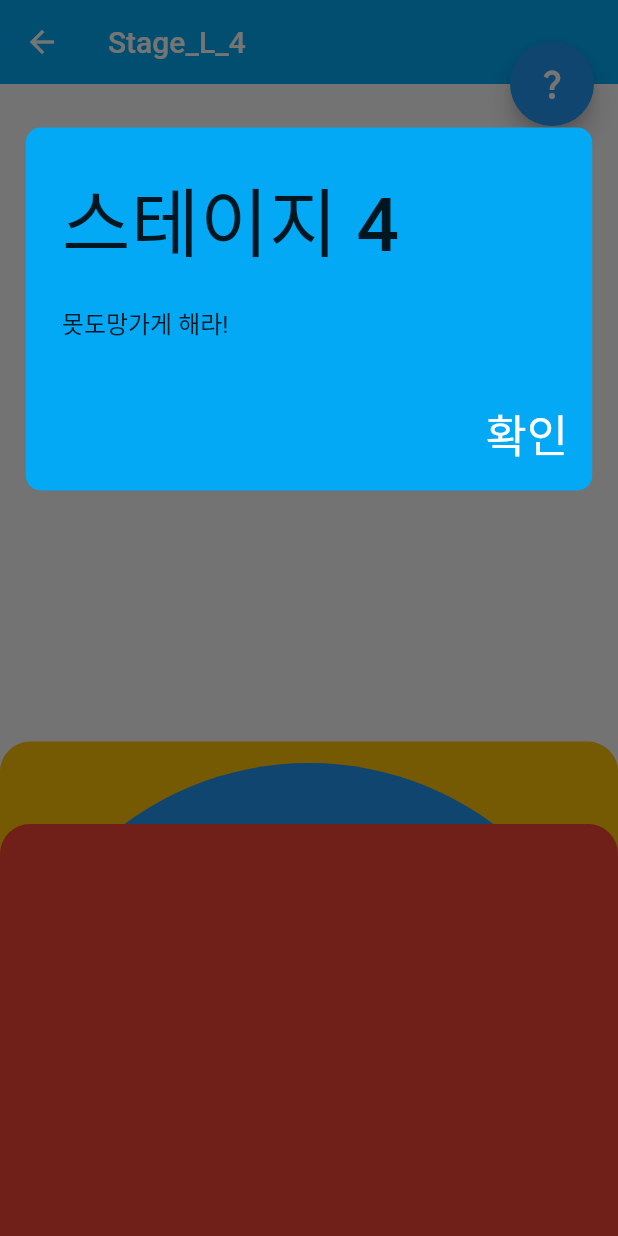
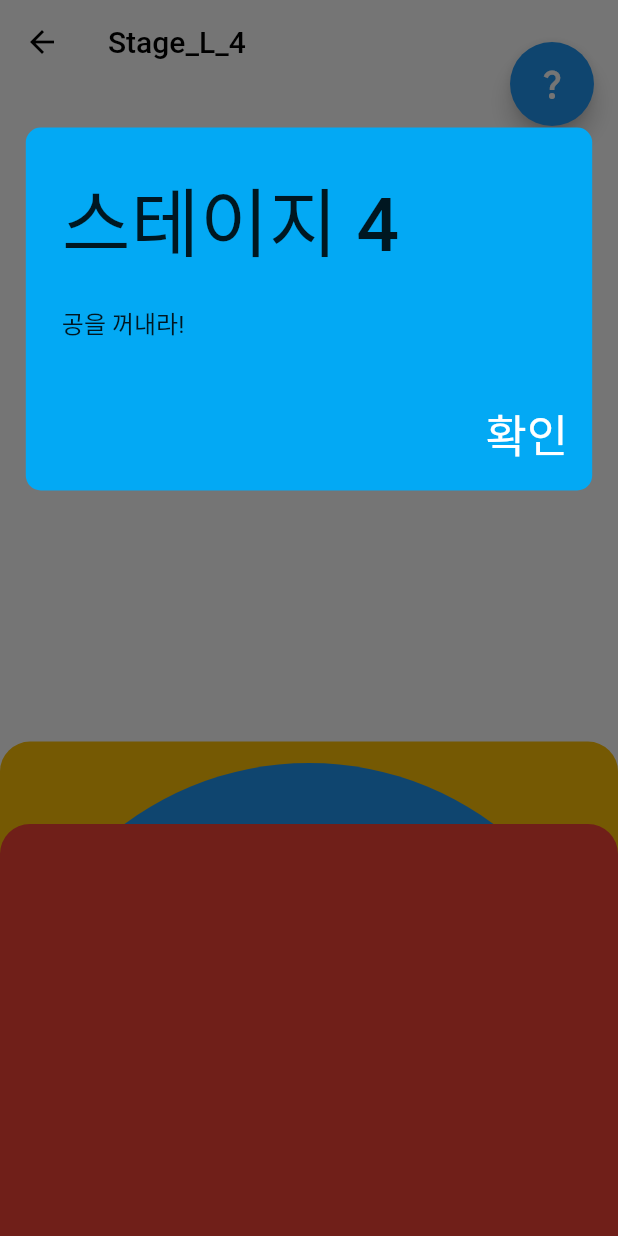
Before and after one commit to tnvchdql0255/Sensor_game, a Flutter app: the StageL4 screen opened directly, on a phone screen of 412 x 824 dp. Run offline on Flutter 3.47's test engine with Material 2 defaults, Android fonts, the phone set to English and light mode, and no system bars; our stand-ins replace battery_plus, flutter_svg, sensors_plus, sqflite; accounts and stored records are empty.

Commit message:
all done

```diff
--- a/lib/stage/stage_L_4.dart
+++ b/lib/stage/stage_L_4.dart
@@ -25,7 +25,7 @@ class _StageL4State extends State<StageL4> {
   bool bgColorState = false;
   PopUps popUps = const PopUps(
       startMessage: "스테이지 4",
-      quest: "못도망가게 해라!",
+      quest: "공을 꺼내라!",
       hints: ["어렵게 생각하면 안됩니다", "없음", "없음"]);
   DBHelper dbHelper = DBHelper();
 
@@ -78,10 +78,17 @@ class _StageL4State extends State<StageL4> {
     ballLocationStateTrue = Matrix4.translationValues(
         0, -MediaQuery.of(context).size.height / 2, 0);
     return Scaffold(
+      backgroundColor: Colors.white,
       appBar: AppBar(
-        title: const Text("Stage_L_4"),
+        iconTheme: const IconThemeData(
+          color: Colors.black, //change your color here
+        ),
+        title: const Text(
+          "Stage_L_4",
+          style: TextStyle(color: Colors.black),
+        ),
         elevation: 0,
-        backgroundColor: Colors.lightBlue,
+        backgroundColor: Colors.white,
       ),
       // ignore: sized_box_for_whitespace
       body: Stack(
--- a/lib/stage_selection.dart
+++ b/lib/stage_selection.dart
@@ -34,7 +34,10 @@ class _StageSelectionMenuState extends State<StageSelectionMenu> {
   @override
   Widget build(BuildContext context) {
     return Scaffold(
-        appBar: AppBar(title: const Text("Temp")),
+        appBar: AppBar(
+          title: const Text("Stage Selection"),
+          centerTitle: true,
+        ),
         backgroundColor: Colors.lightBlue,
         body: Column(
           children: [
```
